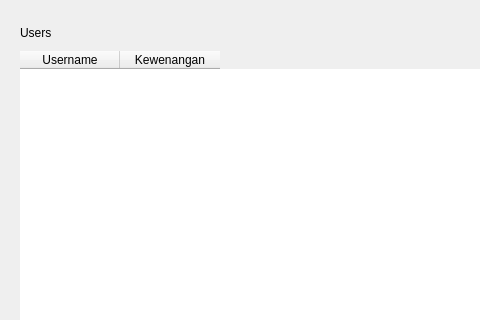
This is login/admin_ui.ui in fnugrahendi/petuk.corp as Qt 5 draws it before an edit; both pictures show x 0 to 480 and y 0 to 320 of the 679 by 571 pixel window. The edited form follows.
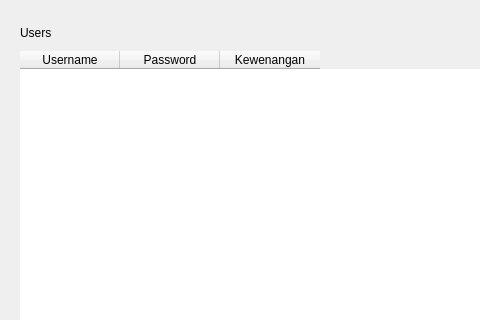
This is the edited form.

```diff
--- a/login/admin_ui.ui
+++ b/login/admin_ui.ui
@@ -187,6 +187,11 @@
            <string>Username</string>
           </property>
          </column>
+         <column>
+          <property name="text">
+           <string>Password</string>
+          </property>
+         </column>
          <column>
           <property name="text">
            <string>Kewenangan</string>
```
